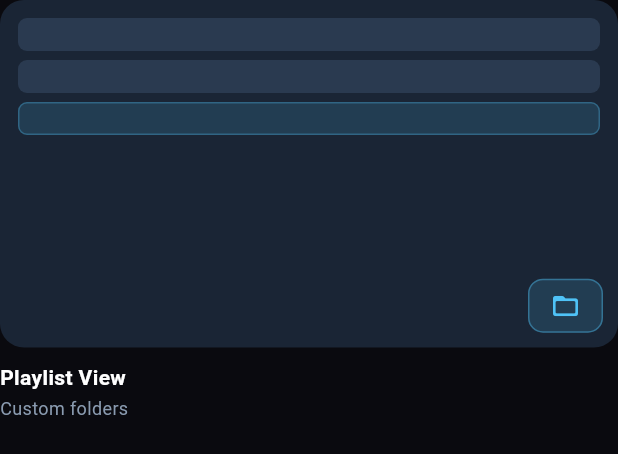
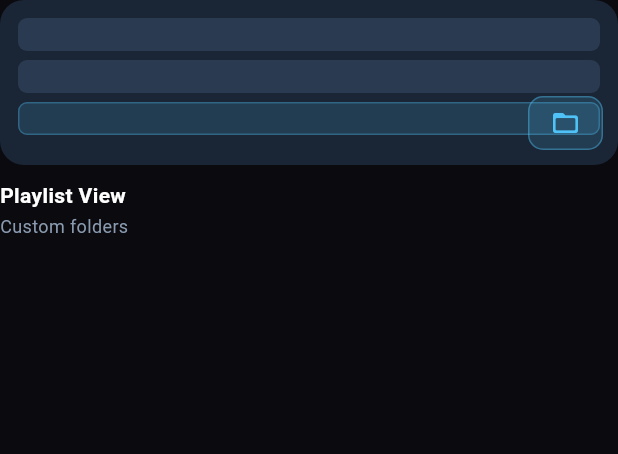
Before and after one commit to Shrook5Khattab31/Media_App, a Flutter app: the _FeatureCard widget shown alone on an empty page, opened directly, on a phone screen of 412 x 824 dp. Shown: the top 454 px of the screen. Run offline on Flutter 3.47's test engine with Material 3 defaults, Android fonts, the light colour scheme and no system bars; our stand-ins replace camera, shared_preferences, video_player; accounts and stored records are empty; Roboto replaces fonts that are missing (SF Pro Display).

Commit message:
+final project

```diff
--- a/lib/Screens/onboarding_3.dart
+++ b/lib/Screens/onboarding_3.dart
@@ -234,8 +234,9 @@ class _FeatureCard extends StatelessWidget {
       children: [
         ClipRRect(
           borderRadius: BorderRadius.circular(16),
-          child: AspectRatio(
-            aspectRatio: 16 / 9, // makes it wider
+          child: SizedBox(
+            width: double.infinity,
+            height: 110,
             child: backgroundWidget,
           ),
         ),
```
